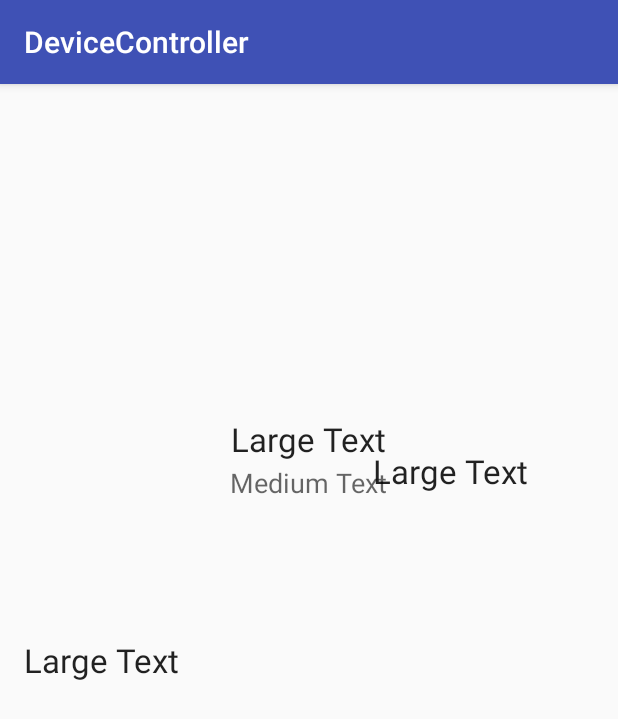
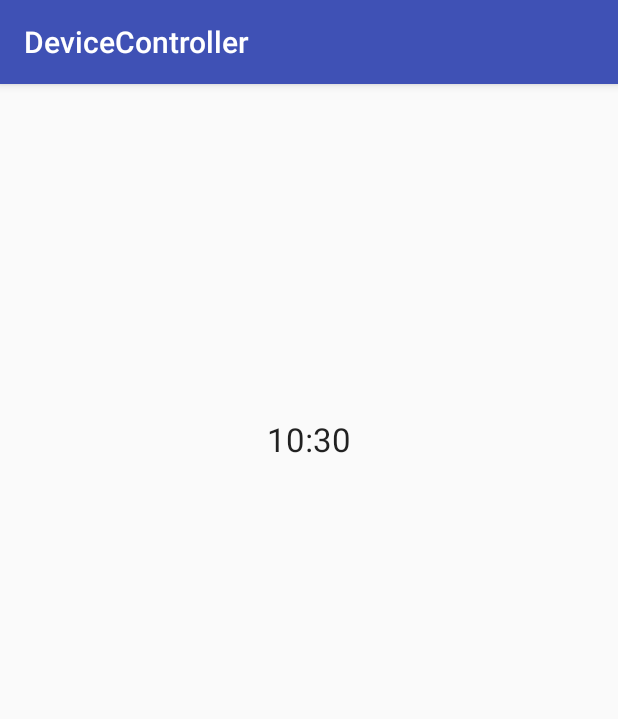
Before and after one commit to justincasali/Device-Controller, an Android app: the screen it shows after launch (MainActivity), on a phone screen of 412 x 824 dp. Shown: the top 719 px of the screen. Run offline under Robolectric (Android 15) with nearby library versions, the phone set to English and light mode, and no system bars.

Commit message:
Working Time Display

```diff
--- a/Android/app/src/main/java/ecen/devicecontroller/MainActivity.java
+++ b/Android/app/src/main/java/ecen/devicecontroller/MainActivity.java
@@ -3,8 +3,10 @@ import java.util.Calendar;
 
 import android.support.v7.app.AppCompatActivity;
 import android.os.Bundle;
+import android.widget.TextView;
 
 public class MainActivity extends AppCompatActivity {
+    TextView text;
 
     @Override
     protected void onCreate(Bundle savedInstanceState) {
@@ -13,5 +15,8 @@ public class MainActivity extends AppCompatActivity {
         Calendar cal = Calendar.getInstance();
         int hour = cal.get(Calendar.HOUR);
         int min = cal.get(Calendar.MINUTE);
+        text = (TextView) findViewById(R.id.textView2);
+        text.setText(hour+":"+min);
+
     }
 }
--- a/Android/app/src/main/res/layout/activity_main.xml
+++ b/Android/app/src/main/res/layout/activity_main.xml
@@ -14,38 +14,9 @@
         android:layout_height="wrap_content"
         android:textAppearance="?android:attr/textAppearanceLarge"
         android:text="Large Text"
-        android:id="@+id/textView"
-        android:layout_alignParentTop="true"
-        android:layout_alignParentEnd="true"
-        android:layout_marginEnd="43dp"
-        android:layout_marginTop="227dp" />
-
-    <TextView
-        android:layout_width="wrap_content"
-        android:layout_height="wrap_content"
-        android:textAppearance="?android:attr/textAppearanceLarge"
-        android:text="Large Text"
         android:id="@+id/textView2"
         android:layout_alignParentTop="true"
         android:layout_centerHorizontal="true"
         android:layout_marginTop="206dp" />
 
-    <TextView
-        android:layout_width="wrap_content"
-        android:layout_height="wrap_content"
-        android:textAppearance="?android:attr/textAppearanceLarge"
-        android:text="Large Text"
-        android:id="@+id/textView3"
-        android:layout_centerVertical="true"
-        android:layout_alignParentStart="true" />
-
-    <TextView
-        android:layout_width="wrap_content"
-        android:layout_height="wrap_content"
-        android:textAppearance="?android:attr/textAppearanceMedium"
-        android:text="Medium Text"
-        android:id="@+id/textView4"
-        android:layout_alignParentTop="true"
-        android:layout_centerHorizontal="true"
-        android:layout_marginTop="237dp" />
 </RelativeLayout>
```
